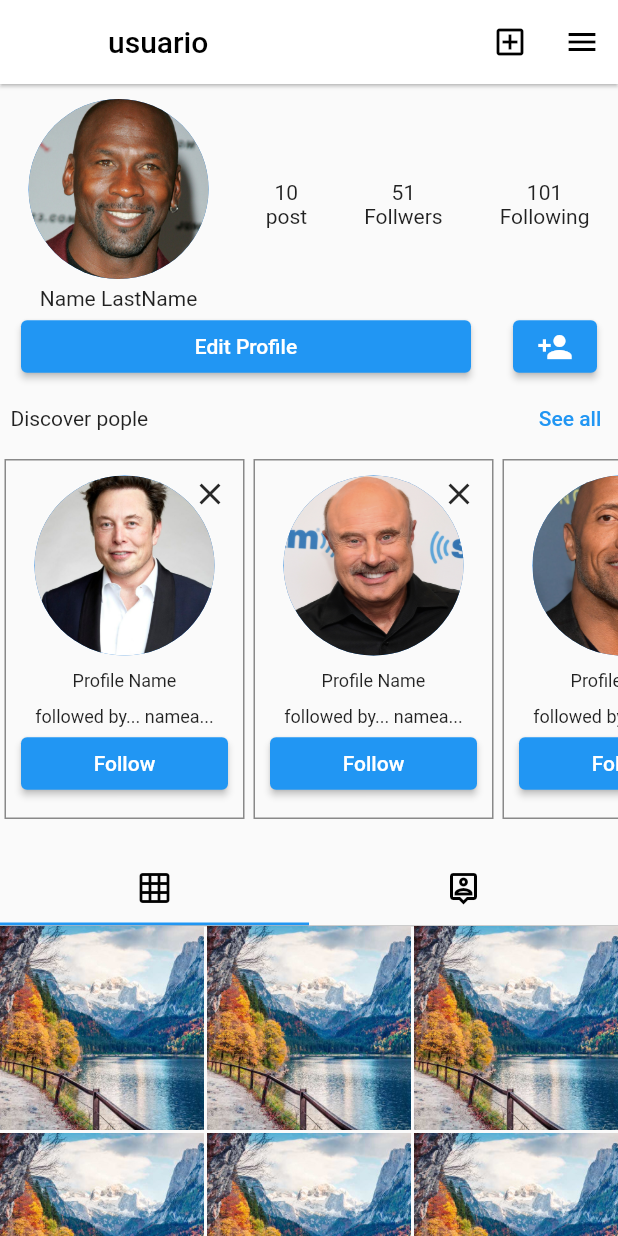
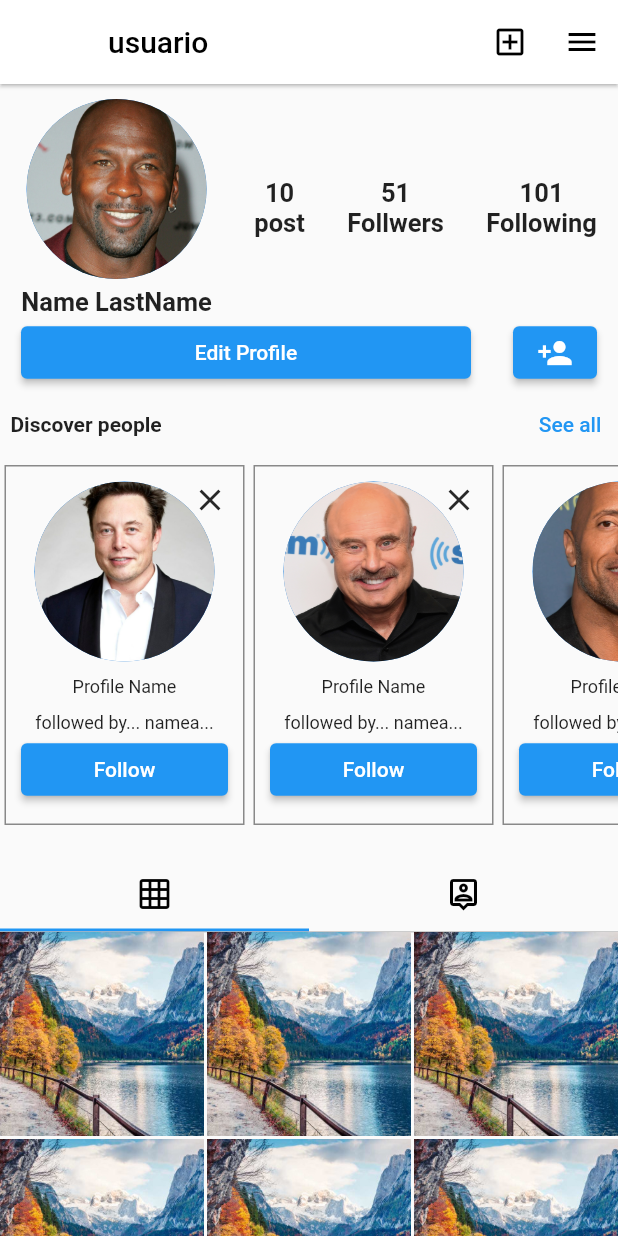
Before and after one commit to ric-gon/instagram_app, a Flutter app: the Profile screen opened directly, on a phone screen of 412 x 824 dp. Run offline on Flutter 3.47's test engine with Material 2 defaults, Android fonts, the phone set to English and light mode, and no system bars; our stand-ins replace visibility_detector.

Commit message:
Final Version

```diff
--- a/lib/home_page.dart
+++ b/lib/home_page.dart
@@ -138,7 +138,6 @@ class _HomePageState extends State<HomePage> {
               const Divider(),
               //Post Section
               Column(
-                //mainAxisAlignment: MainAxisAlignment.start,
                 children: [
                   ...List.generate(
                     8,
--- a/lib/main.dart
+++ b/lib/main.dart
@@ -4,8 +4,6 @@ import 'package:instagram_app/store.dart';
 import 'home_page.dart';
 import 'search_page.dart';
 import 'reels_page.dart';
-
-//Create Story button, hide text
 
 void main() {
   runApp(MyApp());
@@ -49,7 +47,6 @@ class _MyHomePageState extends State<MyHomePage> {
   Widget build(BuildContext context) {
     return Scaffold(
       body: mainPages[currentPage],
-      //body: currentPage == 0 ? HomePage(): SearchPage(),
       bottomNavigationBar: BottomAppBar(
         child: Row(
           children: [
--- a/lib/profile.dart
+++ b/lib/profile.dart
@@ -32,11 +32,10 @@ class _ProfileState extends State<Profile> {
     "images/post8.jpg",
   ];
 
-  //TabController _tabBarController = TabController(length: 3, vsync: ());
-
   @override
   Widget build(BuildContext context) {
     return Scaffold(
+      //Main App Bar
       appBar: AppBar(
         title: const Text(
           'usuario',
@@ -59,6 +58,7 @@ class _ProfileState extends State<Profile> {
         child: Column(
           children: [
             const SizedBox(height: 10),
+            // The User Information
             Row(
               mainAxisAlignment: MainAxisAlignment.spaceAround,
               children: [
@@ -73,29 +73,72 @@ class _ProfileState extends State<Profile> {
                     const SizedBox(
                       height: 5,
                     ),
-                    const Text('Name LastName'),
+                    const Text(
+                      'Name LastName',
+                      style: TextStyle(
+                        fontWeight: FontWeight.bold,
+                        fontSize: 17,
+                      ),
+                    ),
                   ],
                 ),
                 Column(
                   children: const [
-                    Text('10'),
-                    Text('post'),
+                    Text(
+                      '10',
+                      style: TextStyle(
+                        fontWeight: FontWeight.bold,
+                        fontSize: 17,
+                      ),
+                    ),
+                    Text(
+                      'post',
+                      style: TextStyle(
+                        fontWeight: FontWeight.bold,
+                        fontSize: 17,
+                      ),
+                    ),
                   ],
                 ),
                 Column(
                   children: const [
-                    Text('51'),
-                    Text('Follwers'),
+                    Text(
+                      '51',
+                      style: TextStyle(
+                        fontWeight: FontWeight.bold,
+                        fontSize: 17,
+                      ),
+                    ),
+                    Text(
+                      'Follwers',
+                      style: TextStyle(
+                        fontWeight: FontWeight.bold,
+                        fontSize: 17,
+                      ),
+                    ),
                   ],
                 ),
                 Column(
                   children: const [
-                    Text('101'),
-                    Text('Following'),
+                    Text(
+                      '101',
+                      style: TextStyle(
+                        fontWeight: FontWeight.bold,
+                        fontSize: 17,
+                      ),
+                    ),
+                    Text(
+                      'Following',
+                      style: TextStyle(
+                        fontWeight: FontWeight.bold,
+                        fontSize: 17,
+                      ),
+                    ),
                   ],
                 ),
               ],
             ),
+            //The 'Edit Profile' Button
             Row(
               mainAxisAlignment: MainAxisAlignment.spaceAround,
               children: [
@@ -115,11 +158,15 @@ class _ProfileState extends State<Profile> {
                 ),
               ],
             ),
+            // Discover People
             Row(
               mainAxisAlignment: MainAxisAlignment.spaceBetween,
               children: [
                 const Text(
-                  '  Discover pople',
+                  '  Discover people',
+                  style: TextStyle(
+                    fontWeight: FontWeight.bold,
+                  ),
                 ),
                 TextButton(
                   onPressed: () {},
@@ -192,12 +239,13 @@ class _ProfileState extends State<Profile> {
                 ],
               ),
             ),
+            //Pictures Grids
             Column(
               crossAxisAlignment: CrossAxisAlignment.stretch,
               children: <Widget>[
                 const SizedBox(height: 20.0),
                 DefaultTabController(
-                  length: 2, // length of tabs
+                  length: 2,
                   initialIndex: 0,
                   child: Column(
                     crossAxisAlignment: CrossAxisAlignment.stretch,
@@ -221,7 +269,7 @@ class _ProfileState extends State<Profile> {
                         ],
                       ),
                       Container(
-                        height: 400, //height of TabBarView
+                        height: 400,
                         decoration: const BoxDecoration(
                           border: Border(
                             top: BorderSide(color: Colors.grey, width: 0.5),
```
Also changed, not shown: lib/reels_page.dart (+0 -21 lines), lib/search_page.dart (+2 -6 lines), lib/store.dart (+26 -23 lines), 1 other file.
